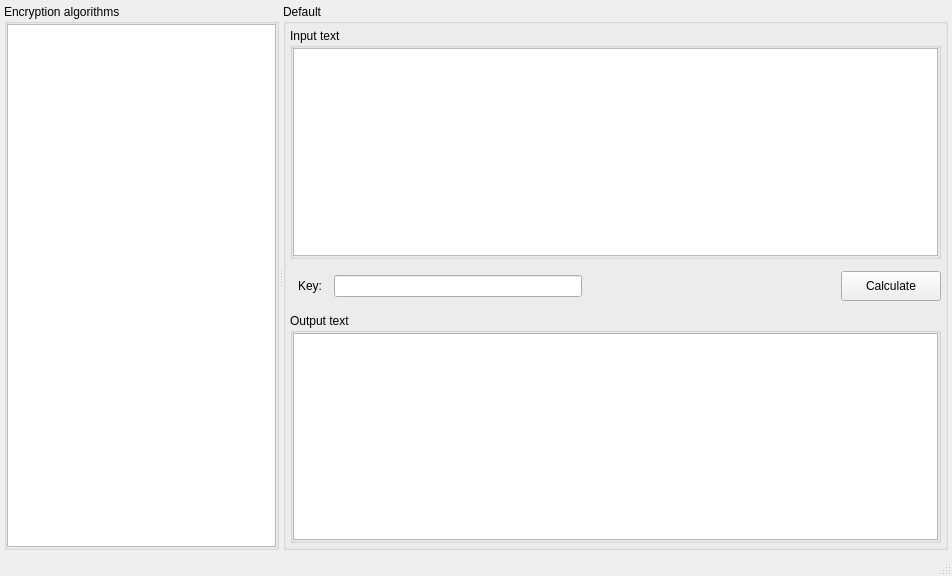
Old version of the form crypto-methods/gui/mainwindow.ui in the repository vasilypht/crypto-methods.
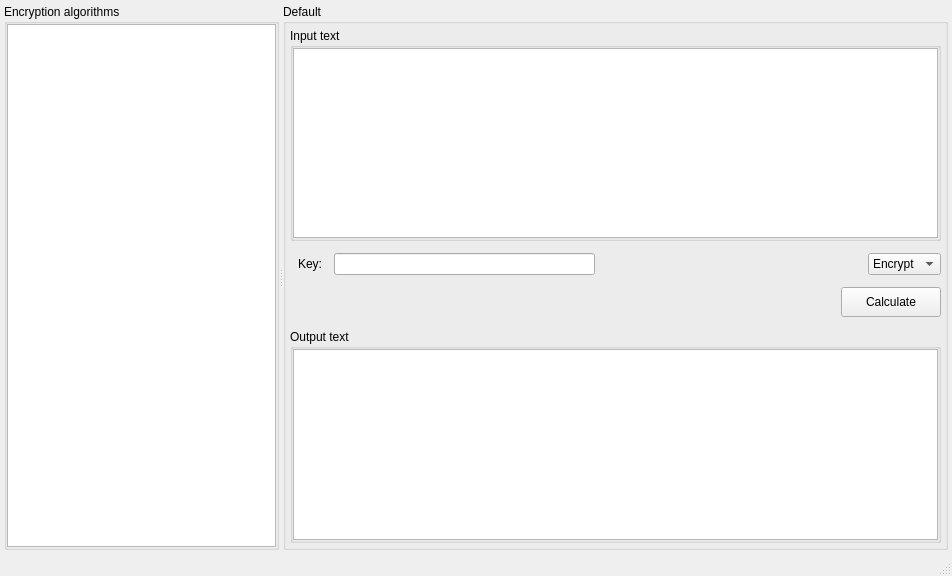
New version of the form. The open tabs and pages were chosen to show the change.

Patch:
```diff
--- a/crypto-methods/gui/mainwindow.ui
+++ b/crypto-methods/gui/mainwindow.ui
@@ -1487,16 +1487,13 @@
              </widget>
             </item>
             <item>
-             <layout class="QHBoxLayout" name="page_6_horizontal_layout_2">
+             <layout class="QHBoxLayout" name="page_6_horizontal_layout_3">
               <property name="spacing">
                <number>12</number>
               </property>
               <property name="leftMargin">
                <number>8</number>
               </property>
-              <property name="topMargin">
-               <number>0</number>
-              </property>
               <item>
                <widget class="QLabel" name="page_6_label_key">
                 <property name="sizePolicy">
@@ -1517,6 +1514,46 @@
                 </property>
                </widget>
               </item>
+              <item>
+               <spacer name="page_6_horizontal_spacer_3">
+                <property name="orientation">
+                 <enum>Qt::Horizontal</enum>
+                </property>
+                <property name="sizeHint" stdset="0">
+                 <size>
+                  <width>40</width>
+                  <height>20</height>
+                 </size>
+                </property>
+               </spacer>
+              </item>
+              <item>
+               <widget class="QComboBox" name="page_6_combo_box_type">
+                <item>
+                 <property name="text">
+                  <string>Encrypt</string>
+                 </property>
+                </item>
+                <item>
+                 <property name="text">
+                  <string>Decrypt</string>
+                 </property>
+                </item>
+               </widget>
+              </item>
+             </layout>
+            </item>
+            <item>
+             <layout class="QHBoxLayout" name="page_6_horizontal_layout_2">
+              <property name="spacing">
+               <number>12</number>
+              </property>
+              <property name="leftMargin">
+               <number>8</number>
+              </property>
+              <property name="topMargin">
+               <number>0</number>
+              </property>
               <item>
                <spacer name="page_6_horizontal_spacer_2">
                 <property name="orientation">
```
Left out of the diff: 2 changed lines with no effect on the pictures.
